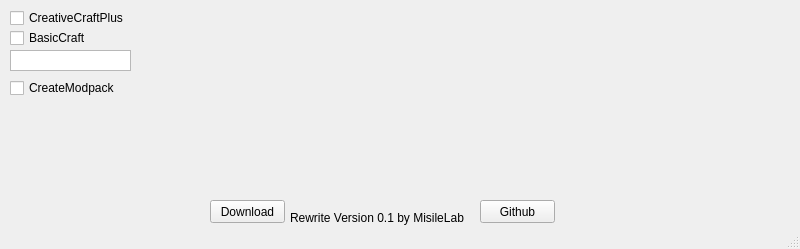
This is main.ui in MisileLab/Modpack-Installers as Qt 5 draws it before an edit. The edited form follows.
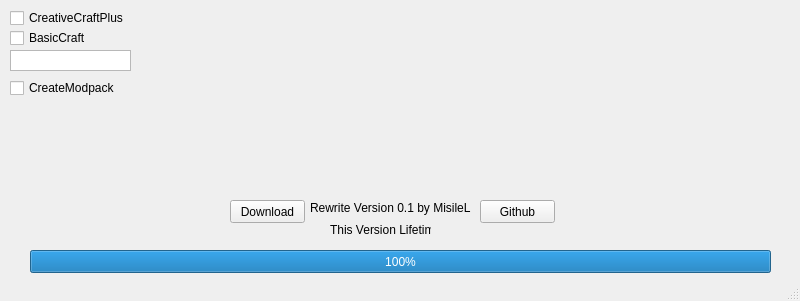
This is the edited form.

What changed in the file:
```diff
--- a/main.ui
+++ b/main.ui
@@ -7,7 +7,7 @@
     <x>0</x>
     <y>0</y>
     <width>800</width>
-    <height>249</height>
+    <height>301</height>
    </rect>
   </property>
   <property name="windowTitle">
@@ -30,7 +30,7 @@
    <widget class="QPushButton" name="pushButton_3">
     <property name="geometry">
      <rect>
-      <x>210</x>
+      <x>230</x>
       <y>200</y>
       <width>75</width>
       <height>23</height>
@@ -98,9 +98,9 @@
    <widget class="QLabel" name="label">
     <property name="geometry">
      <rect>
-      <x>290</x>
-      <y>210</y>
-      <width>221</width>
+      <x>310</x>
+      <y>200</y>
+      <width>161</width>
       <height>16</height>
      </rect>
     </property>
@@ -108,6 +108,38 @@
      <string>Rewrite Version 0.1 by MisileLab</string>
     </property>
    </widget>
+   <widget class="QProgressBar" name="progressBar">
+    <property name="geometry">
+     <rect>
+      <x>30</x>
+      <y>250</y>
+      <width>741</width>
+      <height>23</height>
+     </rect>
+    </property>
+    <property name="minimum">
+     <number>-999999999</number>
+    </property>
+    <property name="maximum">
+     <number>999999999</number>
+    </property>
+    <property name="value">
+     <number>999999999</number>
+    </property>
+   </widget>
+   <widget class="QLabel" name="label_2">
+    <property name="geometry">
+     <rect>
+      <x>330</x>
+      <y>220</y>
+      <width>101</width>
+      <height>20</height>
+     </rect>
+    </property>
+    <property name="text">
+     <string>This Version Lifetime</string>
+    </property>
+   </widget>
   </widget>
   <widget class="QStatusBar" name="statusbar"/>
  </widget>
```
